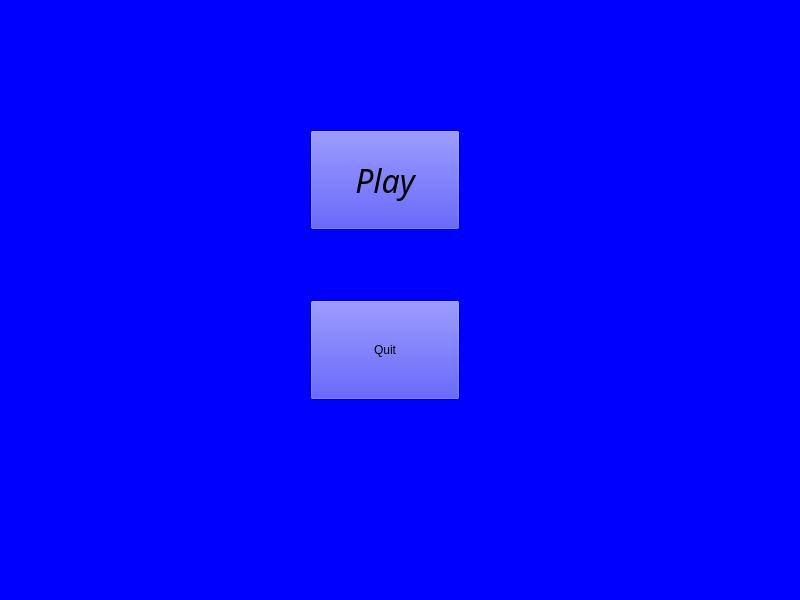
Old version of the form gameui.ui in the repository SpamYiwnl/QT-Planes.
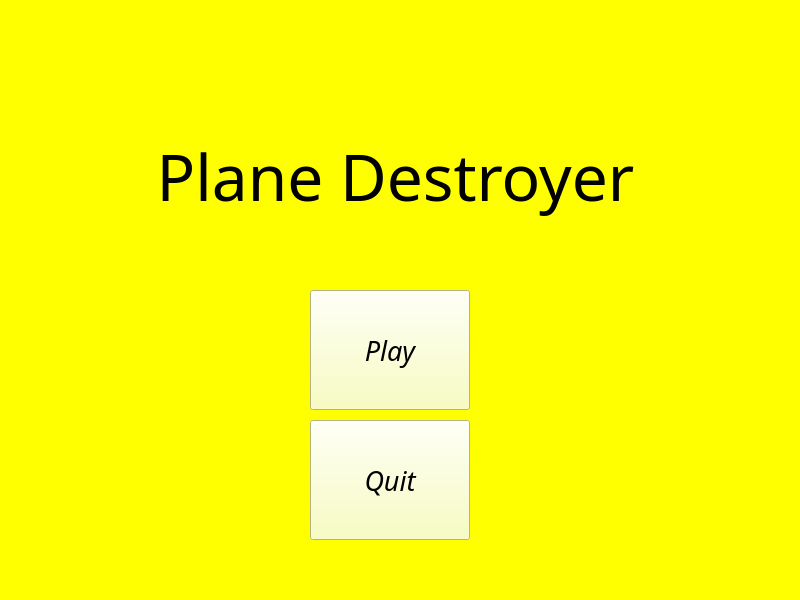
New version of the form.

What changed in the file:
```diff
--- a/gameui.ui
+++ b/gameui.ui
@@ -14,21 +14,21 @@
    <string>Form</string>
   </property>
   <property name="styleSheet">
-   <string notr="true">background-color:rgb(0, 0, 255)</string>
+   <string notr="true">background-color: rgb(255, 255, 0);</string>
   </property>
   <widget class="QPushButton" name="pBtnPlay">
    <property name="geometry">
     <rect>
      <x>310</x>
-     <y>130</y>
-     <width>150</width>
-     <height>100</height>
+     <y>290</y>
+     <width>160</width>
+     <height>120</height>
     </rect>
    </property>
    <property name="font">
     <font>
      <family>Orbitron</family>
-     <pointsize>24</pointsize>
+     <pointsize>20</pointsize>
      <weight>9</weight>
      <italic>true</italic>
      <bold>false</bold>
@@ -38,7 +38,9 @@
     <bool>false</bool>
    </property>
    <property name="styleSheet">
-    <string notr="true">font: 75 italic 24pt &quot;Orbitron&quot;;
+    <string notr="true">font: 75 italic 20pt &quot;Orbitron&quot;;
+background-color: rgb(249, 255, 175);
+
 </string>
    </property>
    <property name="text">
@@ -49,18 +51,62 @@
    <property name="geometry">
     <rect>
      <x>310</x>
-     <y>300</y>
-     <width>150</width>
-     <height>100</height>
+     <y>420</y>
+     <width>160</width>
+     <height>120</height>
     </rect>
    </property>
+   <property name="font">
+    <font>
+     <family>Orbitron</family>
+     <pointsize>20</pointsize>
+     <weight>9</weight>
+     <italic>true</italic>
+     <bold>false</bold>
+    </font>
+   </property>
+   <property name="autoFillBackground">
+    <bool>false</bool>
+   </property>
    <property name="styleSheet">
-    <string notr="true">font: 75 italic 24pt &quot;Orbitron&quot;;</string>
+    <string notr="true">font: 75 italic 20pt &quot;Orbitron&quot;;
+background-color: rgb(249, 255, 175);</string>
    </property>
    <property name="text">
     <string>Quit</string>
    </property>
   </widget>
+  <widget class="QLabel" name="label">
+   <property name="geometry">
+    <rect>
+     <x>90</x>
+     <y>70</y>
+     <width>611</width>
+     <height>211</height>
+    </rect>
+   </property>
+   <property name="font">
+    <font>
+     <family>Bernard MT Condensed</family>
+     <pointsize>48</pointsize>
+     <weight>9</weight>
+     <italic>false</italic>
+     <bold>false</bold>
+    </font>
+   </property>
+   <property name="autoFillBackground">
+    <bool>false</bool>
+   </property>
+   <property name="styleSheet">
+    <string notr="true">font: 75 48pt &quot;Bernard MT Condensed&quot;;</string>
+   </property>
+   <property name="text">
+    <string>Plane Destroyer</string>
+   </property>
+   <property name="alignment">
+    <set>Qt::AlignCenter</set>
+   </property>
+  </widget>
  </widget>
  <resources/>
  <connections/>
```
